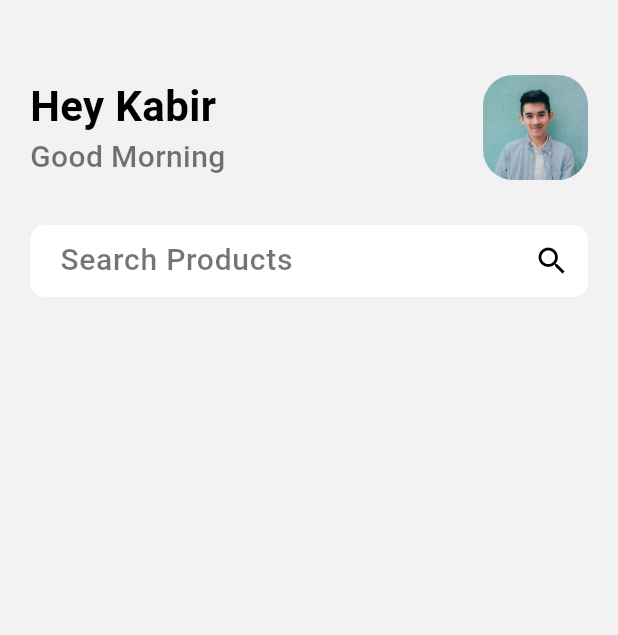
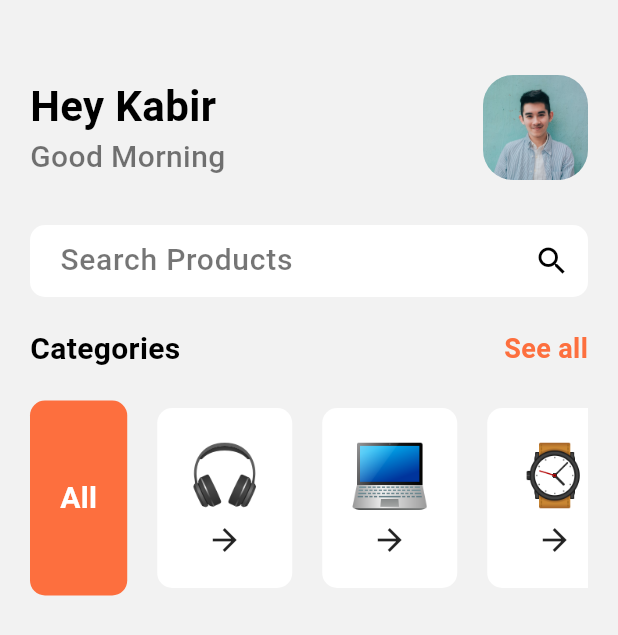
Before and after one commit to Kabir4874/Ecommerce_Flutter_App, a Flutter app: the screen it shows after launch, on a phone screen of 412 x 824 dp. Shown: the top 635 px of the screen. Run offline on Flutter 3.47's test engine with Material 3 defaults, Android fonts, the phone set to English and light mode, and no system bars.

Commit message:
client part

```diff
--- a/client/lib/pages/home.dart
+++ b/client/lib/pages/home.dart
@@ -9,6 +9,12 @@ class Home extends StatefulWidget {
 }
 
 class _HomeState extends State<Home> {
+  List categories = [
+    "images/headphone_icon.png",
+    "images/laptop.png",
+    "images/watch.png",
+    "images/TV.png"
+  ];
   @override
   Widget build(BuildContext context) {
     return Scaffold(
@@ -45,9 +51,9 @@ class _HomeState extends State<Home> {
                 ),
               ],
             ),
-            SizedBox(height: 30),
             Container(
               padding: EdgeInsets.only(left: 20),
+              margin: EdgeInsets.only(top: 30),
               decoration: BoxDecoration(
                   color: Colors.white, borderRadius: BorderRadius.circular(10)),
               width: MediaQuery.of(context).size.width,
@@ -62,10 +68,92 @@ class _HomeState extends State<Home> {
                   ),
                 ),
               ),
-            )
+            ),
+            SizedBox(height: 20),
+            Row(
+              mainAxisAlignment: MainAxisAlignment.spaceBetween,
+              children: [
+                Text(
+                  "Categories",
+                  style: AppWidget.semiboldTextFieldStyle(),
+                ),
+                Text(
+                  "See all",
+                  style: TextStyle(
+                      color: Color(0xfffd6f3e),
+                      fontSize: 18,
+                      fontWeight: FontWeight.bold),
+                ),
+              ],
+            ),
+            Row(
+              children: [
+                Container(
+                  height: 130,
+                  margin: EdgeInsets.only(top: 20),
+                  padding: EdgeInsets.all(20),
+                  decoration: BoxDecoration(
+                    color: Color(0xfffd6f3e),
+                    borderRadius: BorderRadius.circular(10),
+                  ),
+                  child: Center(
+                    child: Text(
+                      "All",
+                      style: TextStyle(
+                        color: Colors.white,
+                        fontSize: 20,
+                        fontWeight: FontWeight.bold,
+                      ),
+                    ),
+                  ),
+                ),
+                Expanded(
+                  child: Container(
+                    margin: EdgeInsets.only(left: 20, top: 20),
+                    height: 120,
+                    child: ListView.builder(
+                        itemCount: categories.length,
+                        shrinkWrap: true,
+                        scrollDirection: Axis.horizontal,
+                        itemBuilder: (context, index) {
+                          return CategoryTile(image: categories[index]);
+                        }),
+                  ),
+                ),
+              ],
+            ),
           ],
         ),
       ),
     );
   }
 }
+
+class CategoryTile extends StatelessWidget {
+  String image;
+  CategoryTile({required this.image});
+
+  @override
+  Widget build(BuildContext context) {
+    return Container(
+      margin: EdgeInsets.only(right: 20),
+      padding: EdgeInsets.all(20),
+      decoration: BoxDecoration(
+        color: Colors.white,
+        borderRadius: BorderRadius.circular(10),
+      ),
+      child: Column(
+        mainAxisAlignment: MainAxisAlignment.spaceBetween,
+        children: [
+          Image.asset(
+            image,
+            height: 50,
+            width: 50,
+            fit: BoxFit.cover,
+          ),
+          Icon(Icons.arrow_forward)
+        ],
+      ),
+    );
+  }
+}
--- a/client/lib/widget/support_widget.dart
+++ b/client/lib/widget/support_widget.dart
@@ -10,4 +10,12 @@ class AppWidget {
     return TextStyle(
         color: Colors.black54, fontSize: 20, fontWeight: FontWeight.w500);
   }
+
+  static TextStyle semiboldTextFieldStyle() {
+    return TextStyle(
+      color: Colors.black,
+      fontSize: 20,
+      fontWeight: FontWeight.bold,
+    );
+  }
 }
```
